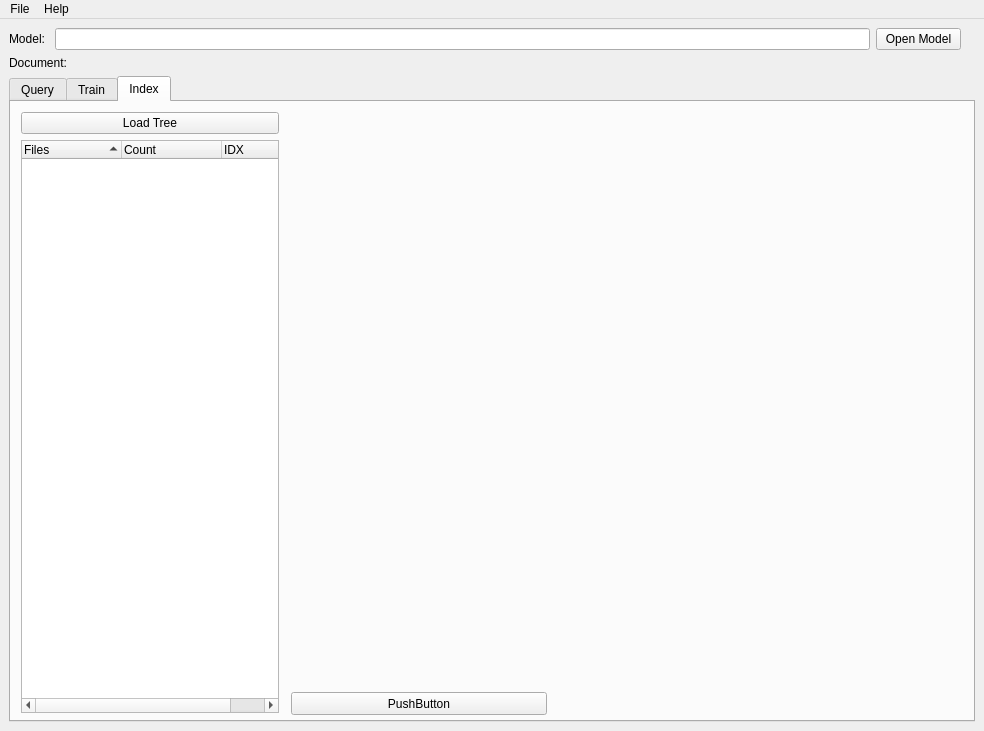
Old version of the form GUI/doctopic.ui in the repository SeeligA/doctopic.
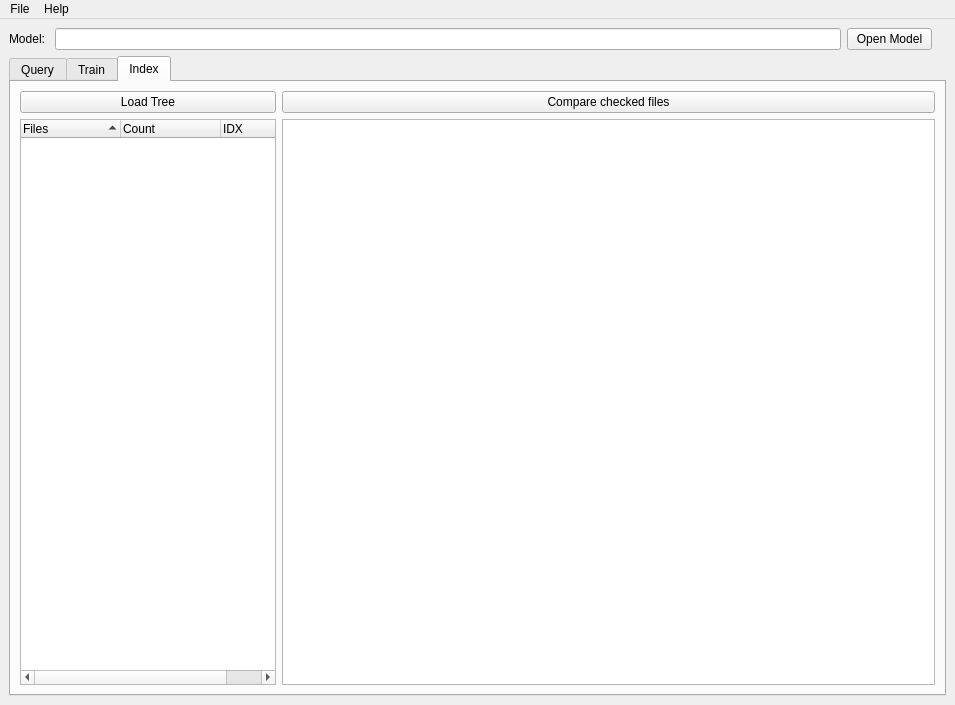
New version of the form. The open tabs and pages were chosen to show the change.

Commit message:
feat: Add cross-comparison for indexed files
This options helps answer the question: which of the queried documents
are most similar to each other? It will retrieve similarity scores only
for files included in your tree view selection. Compare against the
query option, which answers the question: which of the files included in
my corpus are most similar to my queried documents?

Diff of the .ui file:
```diff
--- a/GUI/doctopic.ui
+++ b/GUI/doctopic.ui
@@ -9,8 +9,8 @@
    <rect>
     <x>0</x>
     <y>0</y>
-    <width>984</width>
-    <height>731</height>
+    <width>955</width>
+    <height>705</height>
    </rect>
   </property>
   <property name="sizePolicy">
@@ -48,19 +48,6 @@
     </sizepolicy>
    </property>
    <layout class="QGridLayout" name="gridLayout_2">
-    <item row="2" column="0">
-     <widget class="QLabel" name="document_label">
-      <property name="maximumSize">
-       <size>
-        <width>70</width>
-        <height>16777215</height>
-       </size>
-      </property>
-      <property name="text">
-       <string>Document:</string>
-      </property>
-     </widget>
-    </item>
     <item row="1" column="0" colspan="3">
      <layout class="QHBoxLayout" name="horizontalLayout">
       <property name="leftMargin">
@@ -140,7 +127,7 @@
       </item>
      </layout>
     </item>
-    <item row="3" column="0" colspan="3">
+    <item row="2" column="0" colspan="3">
      <widget class="QTabWidget" name="tabwidget">
       <property name="sizeIncrement">
        <size>
@@ -477,38 +464,28 @@
        <attribute name="title">
         <string>Index</string>
        </attribute>
-       <widget class="QPushButton" name="dummy_button">
-        <property name="geometry">
-         <rect>
-          <x>280</x>
-          <y>590</y>
-          <width>256</width>
-          <height>23</height>
-         </rect>
-        </property>
-        <property name="text">
-         <string>PushButton</string>
-        </property>
-       </widget>
-       <widget class="QWidget" name="">
-        <property name="geometry">
-         <rect>
-          <x>10</x>
-          <y>10</y>
-          <width>258</width>
-          <height>601</height>
-         </rect>
-        </property>
-        <layout class="QVBoxLayout" name="verticalLayout_2">
-         <item>
+       <layout class="QGridLayout" name="gridLayout_4">
+        <item row="0" column="0">
           <widget class="QPushButton" name="load_tree_button">
+          <property name="sizePolicy">
+           <sizepolicy hsizetype="Minimum" vsizetype="Fixed">
+            <horstretch>0</horstretch>
+            <verstretch>0</verstretch>
+           </sizepolicy>
+          </property>
            <property name="text">
             <string>Load Tree</string>
            </property>
           </widget>
          </item>
-         <item>
+        <item row="1" column="0">
           <widget class="QTreeWidget" name="treeWidget">
+          <property name="sizePolicy">
+           <sizepolicy hsizetype="Minimum" vsizetype="Expanding">
+            <horstretch>0</horstretch>
+            <verstretch>0</verstretch>
+           </sizepolicy>
+          </property>
            <property name="sizeAdjustPolicy">
             <enum>QAbstractScrollArea::AdjustIgnored</enum>
            </property>
@@ -541,8 +518,36 @@
            </column>
           </widget>
          </item>
-        </layout>
-       </widget>
+        <item row="1" column="1" colspan="3">
+         <widget class="QTextEdit" name="textOutput_index">
+          <property name="sizePolicy">
+           <sizepolicy hsizetype="Preferred" vsizetype="Expanding">
+            <horstretch>0</horstretch>
+            <verstretch>0</verstretch>
+           </sizepolicy>
+          </property>
+          <property name="font">
+           <font>
+            <family>Calibri</family>
+            <pointsize>11</pointsize>
+           </font>
+          </property>
+         </widget>
+        </item>
+        <item row="0" column="1" colspan="3">
+         <widget class="QPushButton" name="dummy_button">
+          <property name="sizePolicy">
+           <sizepolicy hsizetype="Expanding" vsizetype="Minimum">
+            <horstretch>0</horstretch>
+            <verstretch>0</verstretch>
+           </sizepolicy>
+          </property>
+          <property name="text">
+           <string>Compare checked files</string>
+          </property>
+         </widget>
+        </item>
+       </layout>
       </widget>
      </widget>
     </item>
@@ -553,7 +558,7 @@
     <rect>
      <x>0</x>
      <y>0</y>
-     <width>984</width>
+     <width>955</width>
      <height>21</height>
     </rect>
    </property>
```
Left out of the diff: 160 changed lines with no effect on the pictures. Lines whose indentation alone changed are shown as unchanged. The commit also changes 2 other files.
